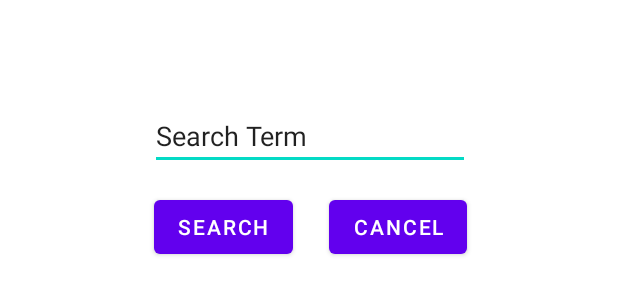
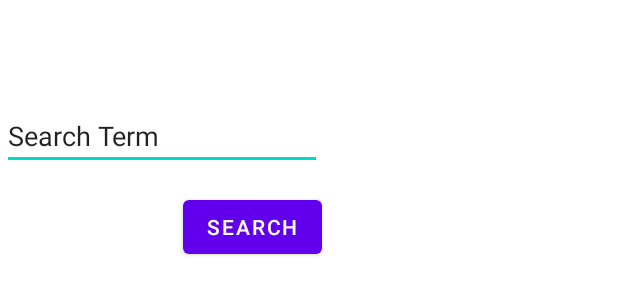
Before and after one commit to rrubin1219/Audio, an Android app: the layout activity_book_search.xml on its own in the app's theme, with its tools: preview values and no code run, on a phone screen of 412 x 824 dp. Shown: the top 300 px of the screen. Run offline under Robolectric (Android 15) with nearby library versions, the phone set to English and light mode, and no system bars.

Commit message:
Rid of cancel button, click outside activity or back button to cancel

```diff
--- a/app/src/main/java/edu/temple/audiobb/BookSearchActivity.kt
+++ b/app/src/main/java/edu/temple/audiobb/BookSearchActivity.kt
@@ -1,9 +1,9 @@
 package edu.temple.audiobb
 
-import android.app.AlertDialog
-import android.app.Dialog
 import androidx.appcompat.app.AppCompatActivity
 import android.os.Bundle
+import android.widget.Button
+
 
 class BookSearchActivity : AppCompatActivity() {
     override fun onCreate(savedInstanceState: Bundle?) {
@@ -11,5 +11,9 @@ class BookSearchActivity : AppCompatActivity() {
         setContentView(R.layout.activity_book_search)
         title = "Search"
 
+        val search = findViewById<Button>(R.id.search)
+        search.setOnClickListener{
+
+        }
     }
 }
--- a/app/src/main/java/edu/temple/audiobb/MainActivity.kt
+++ b/app/src/main/java/edu/temple/audiobb/MainActivity.kt
@@ -18,6 +18,7 @@ class MainActivity: AppCompatActivity(), BookListFragment.BookSelectedInterface{
         super.onCreate(savedInstanceState)
         setContentView(R.layout.activity_main)
 
+        //Start Dialog Activity
         val dialogButton = findViewById<Button>(R.id.dialogButton)
         dialogButton.setOnClickListener{
             val intent = Intent(this, BookSearchActivity::class.java)
--- a/app/src/main/res/layout/activity_book_search.xml
+++ b/app/src/main/res/layout/activity_book_search.xml
@@ -10,11 +10,11 @@
         android:id="@+id/searchView"
         android:layout_width="wrap_content"
         android:layout_height="wrap_content"
+        android:layout_marginStart="1dp"
         android:layout_marginTop="68dp"
         android:ems="10"
         android:inputType="textPersonName"
-        app:layout_constraintEnd_toEndOf="@+id/cancel"
-        app:layout_constraintStart_toStartOf="@+id/search"
+        app:layout_constraintStart_toStartOf="parent"
         app:layout_constraintTop_toTopOf="parent"
         tools:text="Search Term" />
 
@@ -22,22 +22,9 @@
         android:id="@+id/search"
         android:layout_width="wrap_content"
         android:layout_height="wrap_content"
-        android:layout_marginStart="1dp"
         android:layout_marginTop="14dp"
-        android:layout_marginEnd="24dp"
         android:text="Search"
-        app:layout_constraintEnd_toStartOf="@+id/cancel"
-        app:layout_constraintHorizontal_chainStyle="packed"
-        app:layout_constraintStart_toStartOf="parent"
+        app:layout_constraintEnd_toEndOf="@+id/searchView"
         app:layout_constraintTop_toBottomOf="@+id/searchView" />
 
-    <Button
-        android:id="@+id/cancel"
-        android:layout_width="wrap_content"
-        android:layout_height="wrap_content"
-        android:layout_marginTop="14dp"
-        android:text="Cancel"
-        app:layout_constraintEnd_toEndOf="parent"
-        app:layout_constraintStart_toEndOf="@+id/search"
-        app:layout_constraintTop_toBottomOf="@+id/searchView" />
 </androidx.constraintlayout.widget.ConstraintLayout>
```
